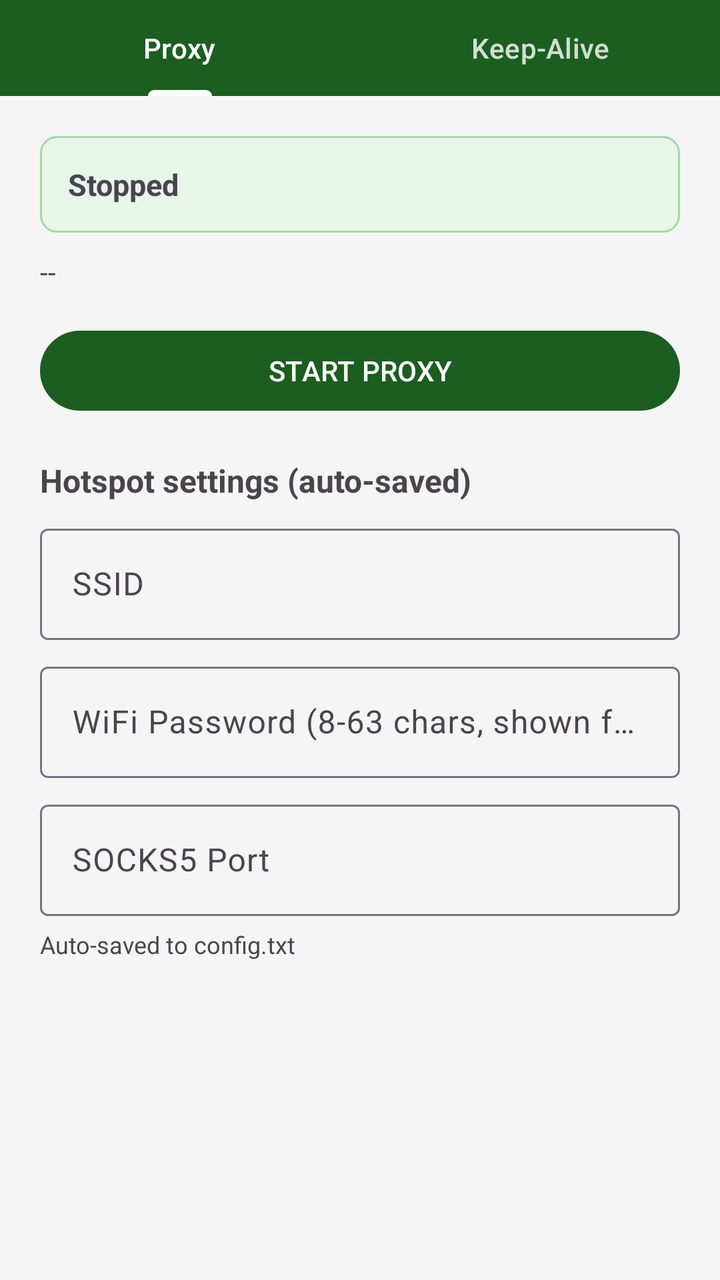
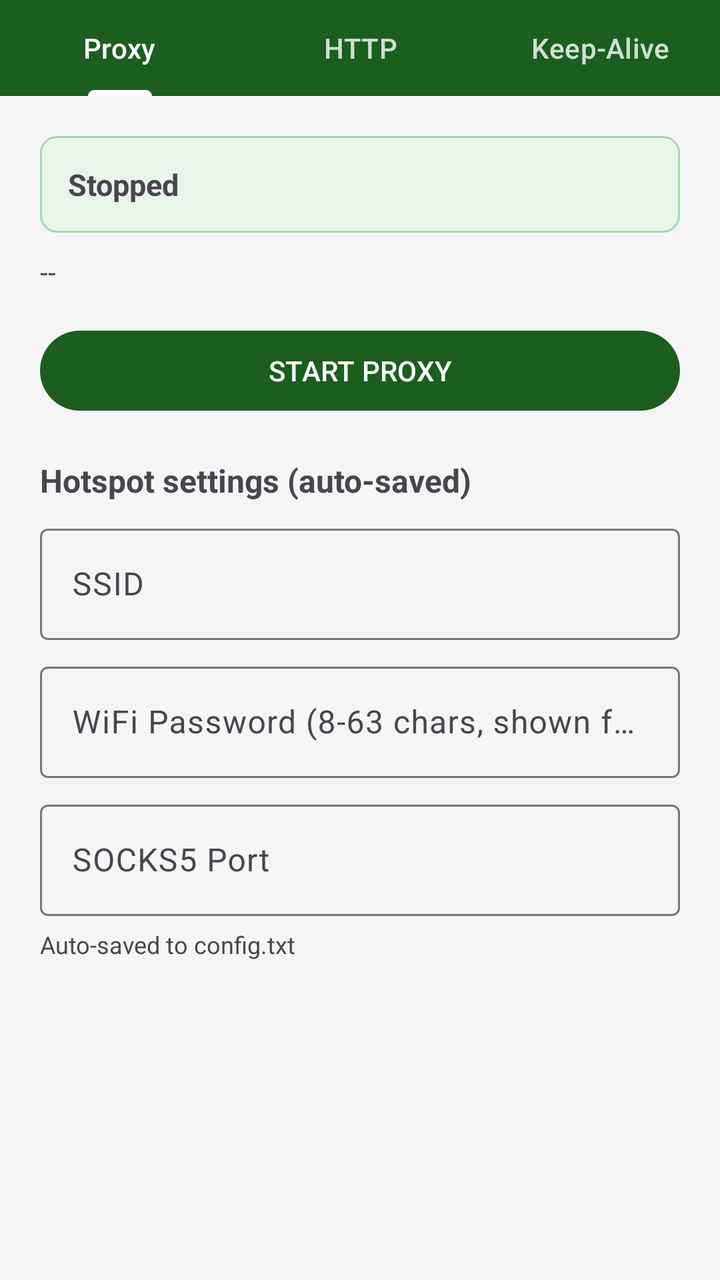

The first picture is an Android layout as it rendered before a commit; the second is the same layout after the commit. The layout source and the unified diff follow.
<!-- AndroidManifest.xml: application theme Theme.Sacram -->
<!-- res/layout/activity_main.xml -->
<?xml version="1.0" encoding="utf-8"?>
<ScrollView xmlns:android="http://schemas.android.com/apk/res/android"
    android:layout_width="match_parent"
    android:layout_height="match_parent"
    android:background="@color/bg"
    android:fillViewport="true">

    <LinearLayout
        android:layout_width="match_parent"
        android:layout_height="wrap_content"
        android:orientation="vertical">

        <com.google.android.material.tabs.TabLayout
            android:id="@+id/tabLayout"
            android:layout_width="match_parent"
            android:layout_height="wrap_content"
            android:background="@color/primary"
            app:tabIndicatorColor="@color/on_primary"
            app:tabSelectedTextColor="@color/on_primary"
            app:tabTextColor="#CCFFFFFF"
            xmlns:app="http://schemas.android.com/apk/res-auto">

            <com.google.android.material.tabs.TabItem
                android:layout_width="wrap_content"
                android:layout_height="wrap_content"
                android:text="Proxy" />

            <com.google.android.material.tabs.TabItem
                android:layout_width="wrap_content"
                android:layout_height="wrap_content"
                android:text="Keep-Alive" />
        </com.google.android.material.tabs.TabLayout>

        
        <LinearLayout
            android:id="@+id/tabProxy"
            android:layout_width="match_parent"
            android:layout_height="wrap_content"
            android:orientation="vertical"
            android:padding="20dp">

            <TextView
                android:id="@+id/tvStatus"
                android:layout_width="match_parent"
                android:layout_height="wrap_content"
                android:background="@drawable/bg_status"
                android:padding="14dp"
                android:text="Stopped"
                android:textIsSelectable="true"
                android:textSize="15sp"
                android:textStyle="bold" />

            <TextView
                android:id="@+id/tvInfo"
                android:layout_width="match_parent"
                android:layout_height="wrap_content"
                android:layout_marginTop="10dp"
                android:text="--"
                android:textIsSelectable="true"
                android:textSize="14sp" />

            <Button
                android:id="@+id/btnToggle"
                android:layout_width="match_parent"
                android:layout_height="wrap_content"
                android:layout_marginTop="16dp"
                android:text="START PROXY" />

            <TextView
                android:layout_width="match_parent"
                android:layout_height="wrap_content"
                android:layout_marginTop="20dp"
                android:text="Hotspot settings (auto-saved)"
                android:textSize="16sp"
                android:textStyle="bold" />

            <com.google.android.material.textfield.TextInputLayout
                android:id="@+id/tilSsid"
                android:layout_width="match_parent"
                android:layout_height="wrap_content"
                android:layout_marginTop="8dp"
                android:hint="SSID">

                <com.google.android.material.textfield.TextInputEditText
                    android:id="@+id/etSsid"
                    android:layout_width="match_parent"
                    android:layout_height="wrap_content"
                    android:inputType="text" />
            </com.google.android.material.textfield.TextInputLayout>

            <com.google.android.material.textfield.TextInputLayout
                android:id="@+id/tilPass"
                android:layout_width="match_parent"
                android:layout_height="wrap_content"
                android:layout_marginTop="8dp"
                android:hint="WiFi Password (8-63 chars, shown for clients to see)">

                <com.google.android.material.textfield.TextInputEditText
                    android:id="@+id/etPass"
                    android:layout_width="match_parent"
                    android:layout_height="wrap_content"
                    android:inputType="text"
                    android:textIsSelectable="true" />
            </com.google.android.material.textfield.TextInputLayout>

            <com.google.android.material.textfield.TextInputLayout
                android:id="@+id/tilPort"
                android:layout_width="match_parent"
                android:layout_height="wrap_content"
                android:layout_marginTop="8dp"
                android:hint="SOCKS5 Port">

                <com.google.android.material.textfield.TextInputEditText
                    android:id="@+id/etPort"
                    android:layout_width="match_parent"
                    android:layout_height="wrap_content"
                    android:inputType="number" />
            </com.google.android.material.textfield.TextInputLayout>

            <TextView
                android:id="@+id/tvSaved"
                android:layout_width="match_parent"
                android:layout_height="wrap_content"
                android:layout_marginTop="6dp"
                android:textSize="12sp"
                android:text="Auto-saved to config.txt" />

            <TextView
                android:id="@+id/tvConfigPath"
                android:layout_width="match_parent"
                android:layout_height="wrap_content"
                android:layout_marginTop="4dp"
                android:textSize="11sp"
                android:textColor="#757575"
                android:textIsSelectable="true" />

        </LinearLayout>

        
        <LinearLayout
            android:id="@+id/tabKeepalive"
            android:layout_width="match_parent"
            android:layout_height="wrap_content"
            android:orientation="vertical"
            android:padding="20dp"
            android:visibility="gone">

            <TextView
                android:layout_width="match_parent"
                android:layout_height="wrap_content"
                android:text="Keep Sacram alive on aggressive battery savers"
                android:textSize="16sp"
                android:textStyle="bold" />

            <Button
                android:id="@+id/btnBattery"
                android:layout_width="match_parent"
                android:layout_height="wrap_content"
                android:layout_marginTop="12dp"
                android:text="REQUEST BATTERY EXEMPTION" />

            <Button
                android:id="@+id/btnAutostart"
                android:layout_width="match_parent"
                android:layout_height="wrap_content"
                android:layout_marginTop="8dp"
                android:text="AUTOSTART SETTINGS" />

            <Button
                android:id="@+id/btnWiki"
                android:layout_width="match_parent"
                android:layout_height="wrap_content"
                android:layout_marginTop="8dp"
                android:text="OPEN SETUP GUIDE (WIKI)" />

            <TextView
                android:layout_width="match_parent"
                android:layout_height="wrap_content"
                android:layout_marginTop="24dp"
                android:text="@string/help"
                android:textIsSelectable="true"
                android:textSize="13sp" />

        </LinearLayout>

    </LinearLayout>
</ScrollView>
<!-- resources referenced by this layout -->
<resources>
  <color name="bg">#F5F5F5</color>
  <color name="on_primary">#FFFFFF</color>
  <color name="primary">#1B5E20</color>
  <!-- drawable bg_status (drawable) -->
  <?xml version="1.0" encoding="utf-8"?>
  <shape xmlns:android="http://schemas.android.com/apk/res/android">
      <solid android:color="#E8F5E9" />
      <stroke android:width="1dp" android:color="#A5D6A7" />
      <corners android:radius="8dp" />
  </shape>
  <string name="help">Full setup guide, PC client config and troubleshooting are on the
  GitHub Wiki: github.com/SynacNipo/Sacram/wiki
  
  Short version:
  1. START proxy - the app becomes a WiFi Direct hotspot.
  2. Connect your PC/device to the SSID shown on screen.
  3. On the PC use a TUN-mode client (mihomo / Clash Verge Rev)
     pointing to socks5 address shown above - TUN is required for
     systemwide TCP + UDP (games, DNS, UDP apps).</string>
  <style name="Theme.Sacram" parent="Theme.Material3.DayNight.NoActionBar">
          <item name="colorPrimary">@color/primary</item>
          <item name="colorOnPrimary">@color/on_primary</item>
          <item name="colorSecondary">@color/primary</item>
      </style>
</resources>

<!-- the commit's change to res/layout/activity_main.xml (unified diff, before → after) -->
@@ -28,6 +28,11 @@
             <com.google.android.material.tabs.TabItem
                 android:layout_width="wrap_content"
                 android:layout_height="wrap_content"
+                android:text="HTTP" />
+
+            <com.google.android.material.tabs.TabItem
+                android:layout_width="wrap_content"
+                android:layout_height="wrap_content"
                 android:text="Keep-Alive" />
         </com.google.android.material.tabs.TabLayout>
 
@@ -138,7 +143,7 @@
 
         
         <LinearLayout
-            android:id="@+id/tabKeepalive"
+            android:id="@+id/tabHttp"
             android:layout_width="match_parent"
             android:layout_height="wrap_content"
             android:orientation="vertical"
@@ -146,6 +151,66 @@
             android:visibility="gone">
 
             <TextView
+                android:id="@+id/tvHttpStatus"
+                android:layout_width="match_parent"
+                android:layout_height="wrap_content"
+                android:background="@drawable/bg_status"
+                android:padding="14dp"
+                android:text="Stopped"
+                android:textIsSelectable="true"
+                android:textSize="15sp"
+                android:textStyle="bold" />
+
+            <Button
+                android:id="@+id/btnHttpToggle"
+                android:layout_width="match_parent"
+                android:layout_height="wrap_content"
+                android:layout_marginTop="16dp"
+                android:text="START HTTP PROXY" />
+
+            <TextView
+                android:layout_width="match_parent"
+                android:layout_height="wrap_content"
+                android:layout_marginTop="20dp"
+                android:text="HTTP proxy settings (auto-saved)"
+                android:textSize="16sp"
+                android:textStyle="bold" />
+
+            <com.google.android.material.textfield.TextInputLayout
+                android:id="@+id/tilHttpPort"
+                android:layout_width="match_parent"
+                android:layout_height="wrap_content"
+                android:layout_marginTop="8dp"
+                android:hint="HTTP Port (TCP only, no UDP)">
+
+                <com.google.android.material.textfield.TextInputEditText
+                    android:id="@+id/etHttpPort"
+                    android:layout_width="match_parent"
+                    android:layout_height="wrap_content"
+                    android:inputType="number" />
+            </com.google.android.material.textfield.TextInputLayout>
+
+            <TextView
+                android:layout_width="match_parent"
+                android:layout_height="wrap_content"
+                android:layout_marginTop="6dp"
+                android:text="HTTP mode helps when mihomo/Clash TUN is not needed - point the client at http://192.168.49.1:8282"
+                android:textSize="12sp"
+                android:textColor="#757575"
+                android:textIsSelectable="true" />
+
+        </LinearLayout>
+
+        
+        <LinearLayout
+            android:id="@+id/tabKeepalive"
+            android:layout_width="match_parent"
+            android:layout_height="wrap_content"
+            android:orientation="vertical"
+            android:padding="20dp"
+            android:visibility="gone">
+
+            <TextView
                 android:layout_width="match_parent"
                 android:layout_height="wrap_content"
                 android:text="Keep Sacram alive on aggressive battery savers"
